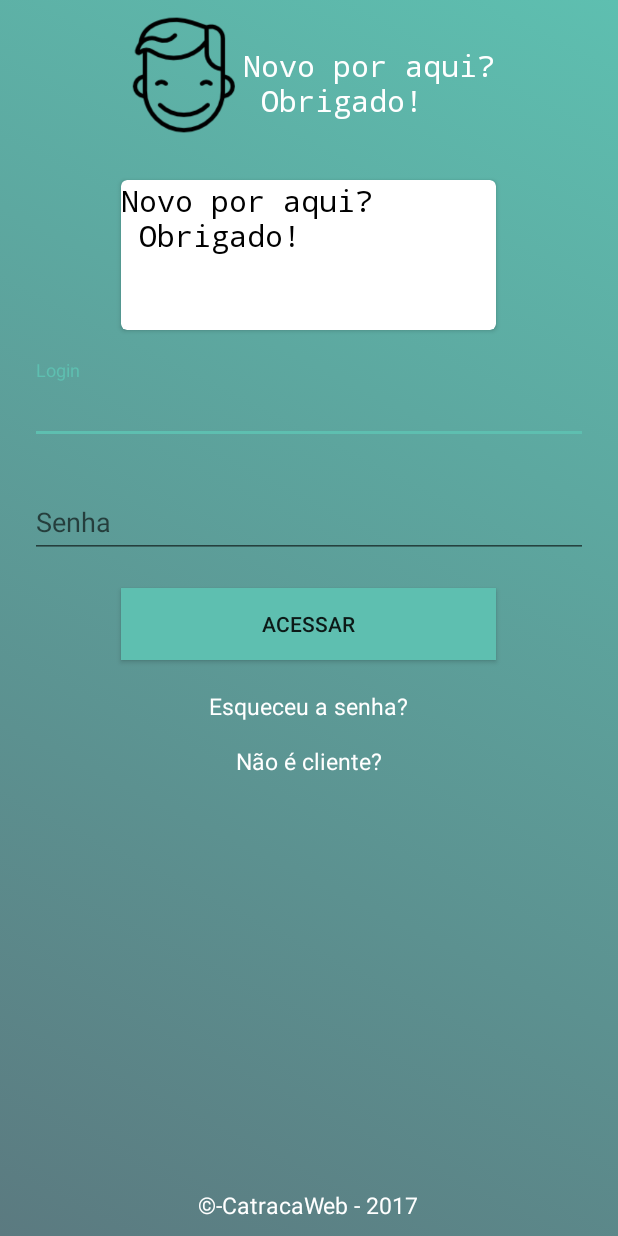
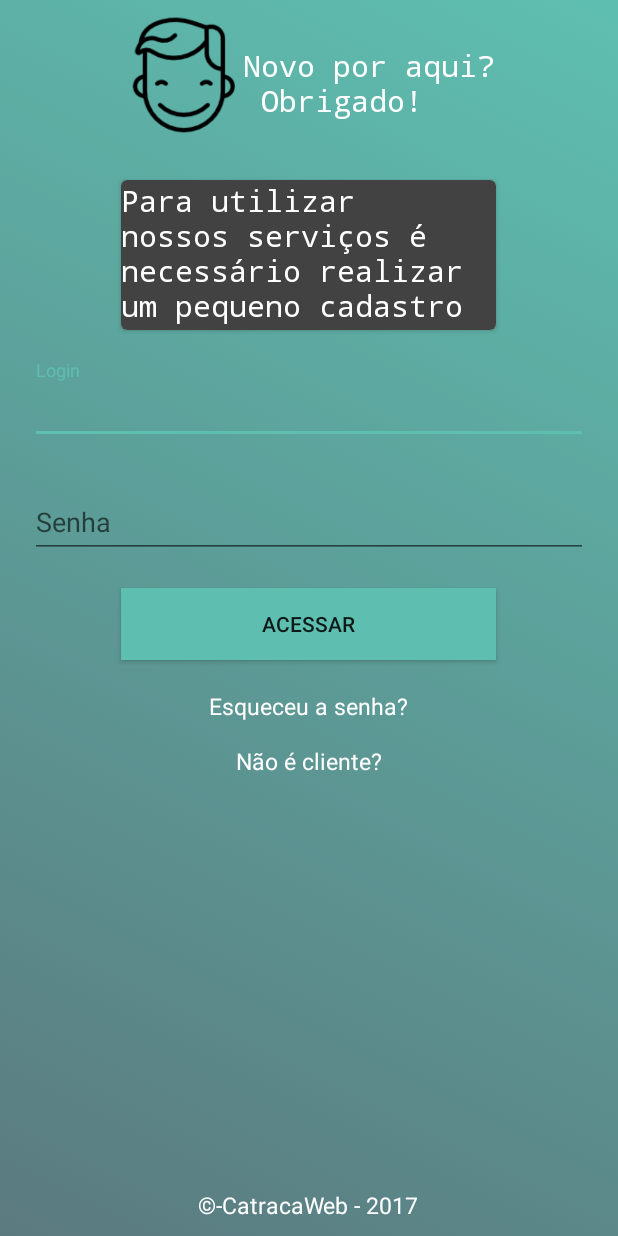
Before and after one commit to rafafreitas/catraca_web_app, an Android app: the layout activity_new_client.xml on its own in the app's theme, with its tools: preview values and no code run, on a phone screen of 412 x 824 dp. Run offline under Robolectric (Android 15) with nearby library versions, the phone set to English and light mode, and no system bars.

Commit message:
Alterações feitas na RS

```diff
--- a/app/build.gradle
+++ b/app/build.gradle
@@ -22,9 +22,10 @@ dependencies {
     implementation fileTree(dir: 'libs', include: ['*.jar'])
     implementation 'com.android.support:appcompat-v7:26.1.0'
     implementation 'com.android.support.constraint:constraint-layout:1.0.2'
-    compile 'com.android.support:cardview-v7:26.0.+'
+    compile 'com.android.support:design:26.1.0'
+    compile 'com.android.support:cardview-v7:21.0.+'
+    compile 'com.android.support:recyclerview-v7:21.0.+'
     testImplementation 'junit:junit:4.12'
     androidTestImplementation 'com.android.support.test:runner:1.0.1'
     androidTestImplementation 'com.android.support.test.espresso:espresso-core:3.0.1'
-    compile 'com.android.support:design:26.1.0'
 }
--- a/app/src/main/res/layout/activity_new_client.xml
+++ b/app/src/main/res/layout/activity_new_client.xml
@@ -59,9 +59,10 @@
                 android:layout_width="match_parent"
                 android:layout_height="match_parent"
                 android:fontFamily="monospace"
-                android:text="@string/info_new_user_01"
-                android:textColor="@color/colorBlack"
+                android:text="@string/info_new_user_03"
+                android:textColor="@color/colorWhite"
                 android:textSize="20dp"
+                android:background="@color/cardview_dark_background"
                 />
         </android.support.v7.widget.CardView>
 
--- a/app/src/main/res/values/strings.xml
+++ b/app/src/main/res/values/strings.xml
@@ -5,8 +5,11 @@
     <!-- Inputs -->
     <string name="hint_login">Login</string>
     <string name="hint_pass">Senha</string>
+    <string name="hint_nome">Nome</string>
+    <string name="hint_email">E-Mail</string>
+    <string name="hint_cpf">CPF</string>
+    <string name="hint_cnpj">CNPJ</string>
     <string name="hint_date">Data de Nascimento</string>
-    <string name="hint_email">E-Mail</string>
     <!-- Botões -->
     <string name="btn_access">Acessar</string>
     <string name="btn_forgot">Esqueceu a senha?</string>
```
Also changed, not shown: 1 other file.
